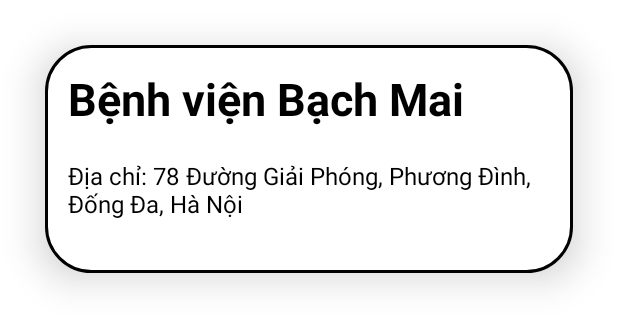
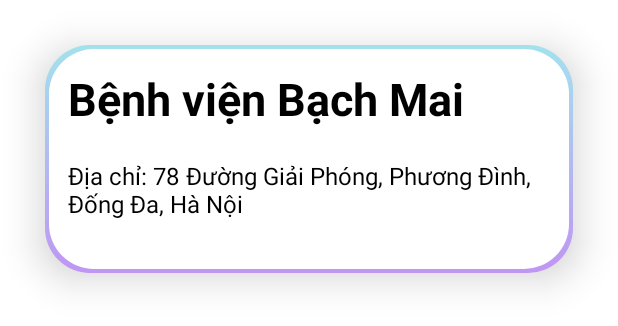
Before and after one commit to maxdota/VaccineAssistant, an Android app: the layout bottom_description.xml on its own in the app's theme, with its tools: preview values and no code run, on a phone screen of 412 x 824 dp. Shown: the top 326 px of the screen. Run offline under Robolectric (Android 15) with nearby library versions, the phone set to English and light mode, and no system bars.

Commit message:
icon and color

```diff
--- /dev/null
+++ b/app/src/main/res/drawable/bottom_des.xml
@@ -0,0 +1,23 @@
+<?xml version="1.0" encoding="utf-8"?>
+<layer-list xmlns:android="http://schemas.android.com/apk/res/android">
+    <item >
+        <shape xmlns:android="http://schemas.android.com/apk/res/android">
+            <gradient
+                android:angle="270"
+                android:endColor="#C095F4"
+                android:startColor="#A2E2ED"
+                android:type="linear" />
+            <corners
+                android:radius="30dp"/>
+        </shape>
+    </item>
+    <item android:top="3dp" android:left="3dp" android:right="3dp" android:bottom="3dp">
+    <shape android:shape="rectangle"
+        xmlns:android="http://schemas.android.com/apk/res/android">
+        <corners
+            android:radius="30dp"/>
+        <solid android:color="@color/white"/>
+    </shape>
+</item>
+
+</layer-list>
--- a/app/src/main/res/drawable/ic_bottom_description.xml
+++ b/app/src/main/res/drawable/ic_bottom_description.xml
@@ -4,6 +4,7 @@
     <corners
         android:radius="30dp"/>
     <solid android:color="@color/white"/>
-    <stroke android:color="@color/black" android:width="2dp"/>
+    <stroke  android:width="2dp">
+    </stroke>
 
 </shape>
--- a/app/src/main/res/layout/bottom_description.xml
+++ b/app/src/main/res/layout/bottom_description.xml
@@ -12,7 +12,7 @@
     <LinearLayout
         android:elevation="16dp"
         android:padding="15dp"
-        android:background="@drawable/ic_bottom_description"
+        android:background="@drawable/bottom_des"
         android:layout_marginTop="30dp"
         android:layout_marginLeft="30dp"
         android:layout_marginRight="30dp"
--- a/app/src/main/res/layout/id_user.xml
+++ b/app/src/main/res/layout/id_user.xml
@@ -10,7 +10,7 @@
     <com.google.android.material.textfield.TextInputLayout
         style="@style/Widget.MaterialComponents.TextInputLayout.OutlinedBox.ExposedDropdownMenu"
         android:layout_width="match_parent"
-        android:layout_height="40dp"
+        android:layout_height="60dp"
         android:layout_margin="10dp"
         android:textAppearance="?attr/textAppearanceSubtitle1"
         android:hint="Loại vaccine"
@@ -28,7 +28,7 @@
     <com.google.android.material.textfield.TextInputLayout
         style="@style/Widget.MaterialComponents.TextInputLayout.OutlinedBox"
         android:layout_width="match_parent"
-        android:layout_height="40dp"
+        android:layout_height="60dp"
         android:layout_margin="10dp"
         android:textAppearance="?attr/textAppearanceSubtitle1"
         android:hint="Ngày tiêm gần nhất"
```
Also changed, not shown: app/src/main/java/vn/noname/vaccineassistant/MainActivity.java (+11 -8 lines), app/src/main/assets/clothes.png (added), app/src/main/assets/food.png (added), app/src/main/assets/vaccine_green.png (added), app/src/main/assets/vaccine_red.png (added), app/src/main/res/drawable/vaccine_green.png (added).
